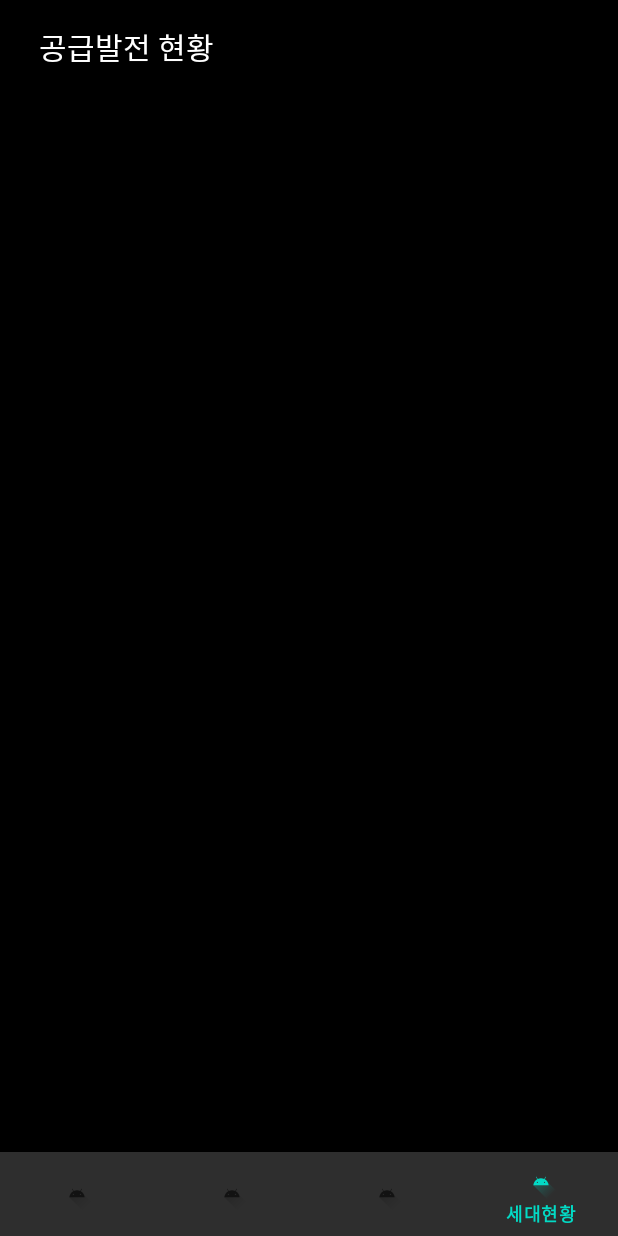
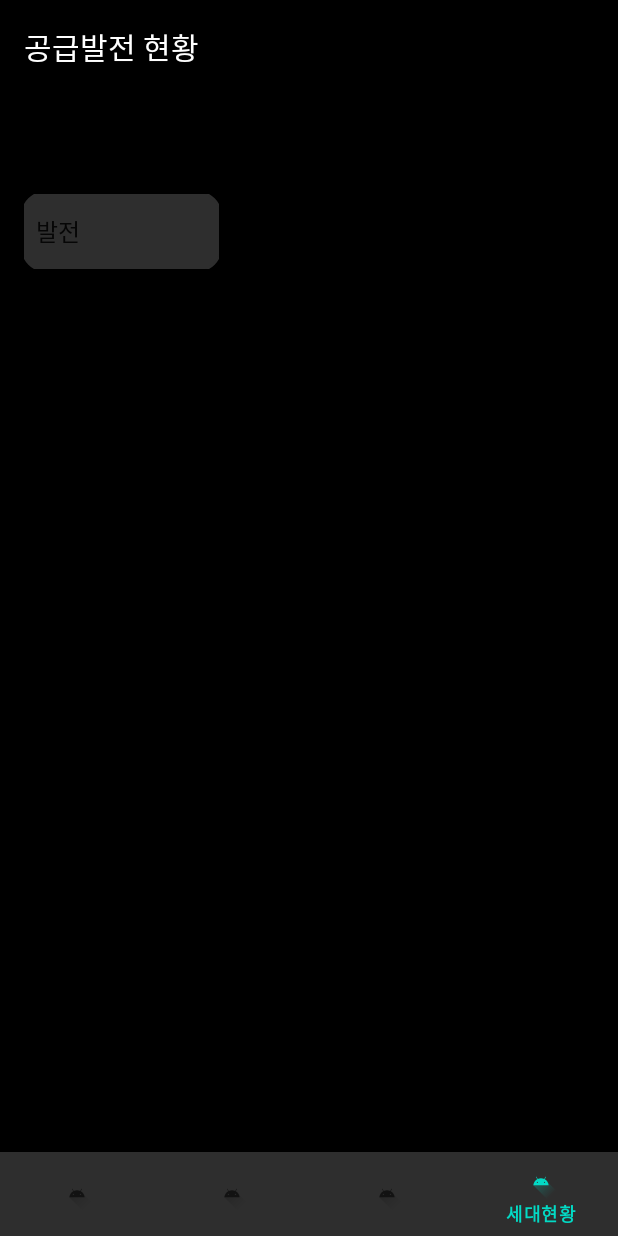
Before and after one commit to capstone-design-team4/Client, an Android app: the screen it shows after launch (MainActivity), item 4 of the bottom bar chosen, on a phone screen of 412 x 824 dp. Run offline under Robolectric (Android 15) with nearby library versions, the light colour scheme and no system bars.

Commit message:
유저 fragment

```diff
--- a/app/src/main/java/com/capstone/jeonshimclient/UserFragment.kt
+++ b/app/src/main/java/com/capstone/jeonshimclient/UserFragment.kt
@@ -9,6 +9,7 @@ import android.view.ViewGroup
 import android.widget.AdapterView
 import android.widget.ArrayAdapter
 import android.widget.Spinner
+import android.widget.Toast
 import kotlinx.android.synthetic.main.fragment_dr.*
 
 class UserFragment : Fragment() {
@@ -37,14 +38,18 @@ class UserFragment : Fragment() {
             items
         )
 
-        adapter.setDropDownViewResource(android.R.layout.simple_spinner_item)
+        //adapter.setDropDownViewResource(android.R.layout.simple_spinner_item)
         spinner.adapter = adapter
+        spinner.setSelection(1)
         spinner.onItemSelectedListener = object : AdapterView.OnItemSelectedListener {
-            override fun onItemSelected(p0: AdapterView<*>?, p1: View?, p2: Int, p3: Long) {
-
+            override fun onItemSelected(parent: AdapterView<*>?, view: View?, position: Int, id: Long) {
+                when(position){
+                    0 -> Toast.makeText(view?.context, "${items[0]} 항목 선택", Toast.LENGTH_SHORT).show()
+                    1 -> Toast.makeText(view?.context, "1번 항목 선택", Toast.LENGTH_SHORT).show()
+                }
             }
 
-            override fun onNothingSelected(p0: AdapterView<*>?) {
+            override fun onNothingSelected(parent: AdapterView<*>?) {
 
             }
         }
--- /dev/null
+++ b/app/src/main/res/drawable/spinner_background.xml
@@ -0,0 +1,14 @@
+<?xml version="1.0" encoding="utf-8"?>
+<shape xmlns:android="http://schemas.android.com/apk/res/android"
+    android:shape="rectangle">
+
+    <!-- #f5f5f5" 색으로 채움 -->
+    <solid
+        android:color="#000000"/>
+
+    <!-- 1dp 크기의 #000000 색 테두리 -->
+    <stroke
+        android:width="1dp"
+        android:color="#000000"/>
+
+</shape>
--- a/app/src/main/res/layout/fragment_user.xml
+++ b/app/src/main/res/layout/fragment_user.xml
@@ -17,32 +17,31 @@
         android:textSize="20sp"
         app:layout_constraintBottom_toBottomOf="parent"
         app:layout_constraintEnd_toEndOf="parent"
-        app:layout_constraintHorizontal_bias="0.089"
+        app:layout_constraintHorizontal_bias="0.054"
         app:layout_constraintStart_toStartOf="parent"
         app:layout_constraintTop_toTopOf="parent"
         app:layout_constraintVertical_bias="0.022" />
 
     <Spinner
         android:id="@+id/spinner1"
-        android:layout_width="100dp"
-        android:layout_height="wrap_content"
-        android:layout_marginStart="15dp"
-        android:layout_marginLeft="15dp"
-        android:layout_marginTop="50dp"
-        android:layout_marginEnd="300dp"
-        android:layout_marginRight="300dp"
-        android:layout_marginBottom="10dp"
+        android:layout_width="130dp"
+        android:layout_height="50dp"
+        android:layout_marginTop="85dp"
+        android:layout_marginEnd="250dp"
+        android:layout_marginRight="250dp"
+        android:background="@drawable/border_layout"
         android:minHeight="48dp"
+        android:theme="@style/SpinnerTheme"
         app:layout_constraintBottom_toTopOf="@+id/linearLayout"
         app:layout_constraintEnd_toEndOf="parent"
-        app:layout_constraintHorizontal_bias="0.0"
+        app:layout_constraintHorizontal_bias="0.498"
         app:layout_constraintStart_toStartOf="parent"
-        app:layout_constraintTop_toTopOf="parent" />
+        app:layout_constraintTop_toBottomOf="@+id/title1" />
 
     <LinearLayout
         android:id="@+id/linearLayout"
         android:layout_width="380dp"
-        android:layout_height="630dp"
+        android:layout_height="580dp"
         android:layout_marginStart="15dp"
         android:layout_marginLeft="15dp"
         android:layout_marginTop="5dp"
--- a/app/src/main/res/values-night/themes.xml
+++ b/app/src/main/res/values-night/themes.xml
@@ -15,4 +15,13 @@
         <item name="windowNoTitle">true</item>
         <!-- Customize your theme here. -->
     </style>
+
+    <style name="SpinnerDivideStyle" parent="android:style/Widget.ListView.DropDown">
+        <item name="android:divider">#000000</item> <!-- divider 색 -->
+        <item name="android:dividerHeight">2dp</item> <!-- divider 높이 -->
+    </style>
+
+    <style name="SpinnerTheme" parent="Theme.MaterialComponents.DayNight.DarkActionBar">
+        <item name="android:dropDownListViewStyle">@style/SpinnerDivideStyle</item>
+    </style>
 </resources>
--- a/app/src/main/res/values/themes.xml
+++ b/app/src/main/res/values/themes.xml
@@ -18,4 +18,13 @@
         <!-- 타임피커 -->
         <item name="android:timePickerMode" tools:targetApi="lollipop">spinner</item>
     </style>
+
+    <style name="SpinnerDivideStyle" parent="android:style/Widget.ListView.DropDown">
+        <item name="android:divider">#000000</item> <!-- divider 색 -->
+        <item name="android:dividerHeight">2dp</item> <!-- divider 높이 -->
+    </style>
+
+    <style name="SpinnerTheme" parent="Theme.MaterialComponents.DayNight.DarkActionBar">
+        <item name="android:dropDownListViewStyle">@style/SpinnerDivideStyle</item>
+    </style>
 </resources>
```
